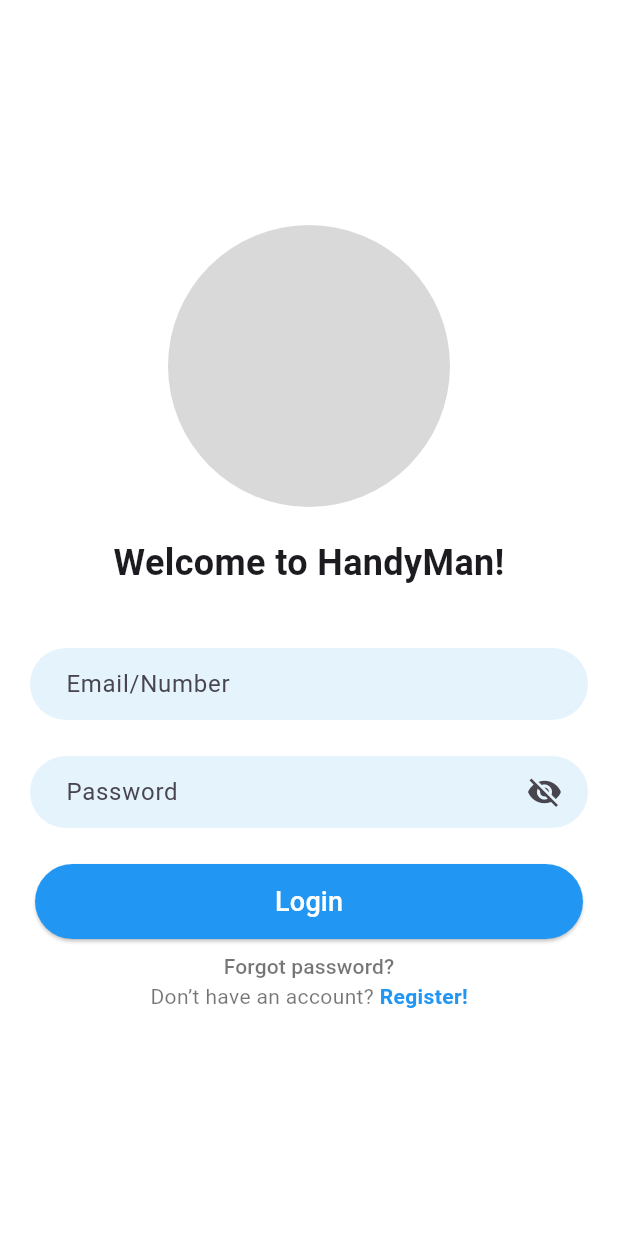
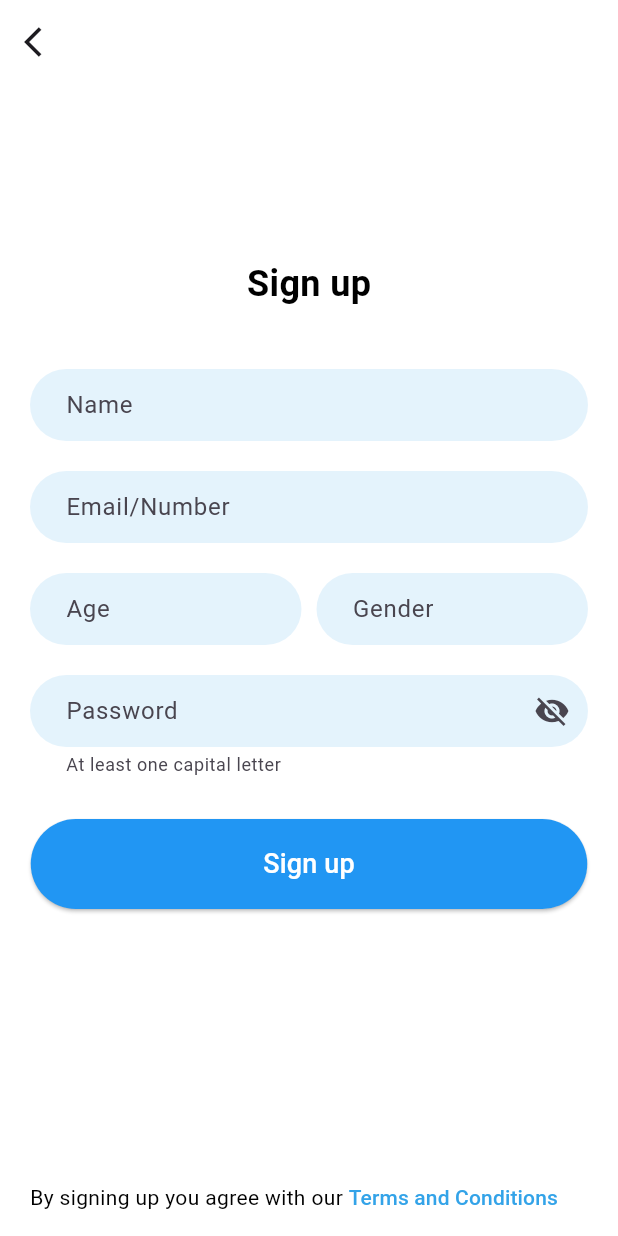
Before and after one commit to RealCart/HandyMan, a Flutter app: the screen it shows after launch, after a tap on "Register!", on a phone screen of 412 x 824 dp. Run offline on Flutter 3.47's test engine with Material 3 defaults, Android fonts, the phone set to English and light mode, and no system bars.

Commit message:
add sign up screen

```diff
--- a/lib/components/buttons/custom_button.dart
+++ b/lib/components/buttons/custom_button.dart
@@ -0,0 +1,44 @@
+import 'package:flutter/material.dart';
+
+class CustomButton extends StatelessWidget {
+  final String labelText;
+  final VoidCallback onPress;
+  final ButtonStyle? btnStyle;
+  final EdgeInsetsGeometry paddingBtn;
+
+  const CustomButton({
+    super.key,
+    required this.labelText,
+    required this.onPress,
+    this.btnStyle,
+    this.paddingBtn = const EdgeInsets.symmetric(
+      horizontal: 0,
+      vertical: 0,
+    ),
+  });
+
+  @override
+  Widget build(BuildContext context) {
+    final defaultStyle = ElevatedButton.styleFrom(
+      backgroundColor: Colors.blue,
+      shape: RoundedRectangleBorder(
+        borderRadius: BorderRadius.circular(30),
+      ),
+      padding: paddingBtn,
+    );
+
+    final mergedStyle = defaultStyle.merge(btnStyle);
+
+    return ElevatedButton(
+      onPressed: onPress,
+      style: mergedStyle,
+      child: Text(
+        labelText,
+        style: const TextStyle(
+          color: Colors.white,
+          fontSize: 18,
+        ),
+      ),
+    );
+  }
+}
--- a/lib/components/inputs/custom_input.dart
+++ b/lib/components/inputs/custom_input.dart
@@ -0,0 +1,41 @@
+import 'package:flutter/material.dart';
+
+class CustomInput extends StatelessWidget {
+  final String labelText;
+  final bool obscureText;
+  final TextEditingController controller;
+  final Icon? prefixIcon;
+  final IconButton? suffixIcon;
+  final TextInputType keyboardType;
+
+  const CustomInput({
+    super.key,
+    required this.labelText,
+    required this.controller,
+    this.obscureText = false,
+    this.prefixIcon,
+    this.suffixIcon,
+    this.keyboardType = TextInputType.text,
+  });
+
+  @override
+  Widget build(BuildContext context) {
+    return TextField(
+      controller: controller,
+      obscureText: obscureText,
+      keyboardType: keyboardType,
+      decoration: InputDecoration(
+        labelText: labelText,
+        filled: true,
+        fillColor: const Color.fromRGBO(51, 163, 232, 0.13),
+        border: OutlineInputBorder(
+          borderRadius: BorderRadius.circular(30),
+          borderSide: BorderSide.none,
+        ),
+        prefixIcon: prefixIcon,
+        suffixIcon: suffixIcon,
+        contentPadding: const EdgeInsets.symmetric(horizontal: 20),
+      ),
+    );
+  }
+}
--- a/lib/components/inputs/password_input.dart
+++ b/lib/components/inputs/password_input.dart
@@ -0,0 +1,56 @@
+import 'package:flutter/material.dart';
+
+class PasswordInput extends StatefulWidget {
+  final TextEditingController controller;
+  final String helperTextInput;
+
+  const PasswordInput({
+    super.key,
+    required this.controller,
+    this.helperTextInput = "",
+  });
+
+  @override
+  State<PasswordInput> createState() => _PasswordInputState();
+}
+
+class _PasswordInputState extends State<PasswordInput> {
+  bool _obscureText = true;
+
+  void _togglePasswordVisibility() {
+    setState(() {
+      _obscureText = !_obscureText;
+    });
+  }
+
+  @override
+  Widget build(BuildContext context) {
+    return TextField(
+      controller: widget.controller,
+      obscureText: _obscureText,
+      decoration: InputDecoration(
+        labelText: 'Password',
+        filled: true,
+        fillColor: const Color.fromRGBO(51, 163, 232, 0.13),
+        border: OutlineInputBorder(
+          borderRadius: BorderRadius.circular(30),
+          borderSide: BorderSide.none,
+        ),
+        suffixIcon: IconButton(
+          icon: Icon(
+            _obscureText ? Icons.visibility_off : Icons.visibility,
+          ),
+          onPressed: _togglePasswordVisibility,
+        ),
+        helperText: widget.helperTextInput,
+        contentPadding: const EdgeInsets.symmetric(horizontal: 20.0),
+      ),
+      style: _obscureText
+          ? (const TextStyle(
+              fontWeight: FontWeight.bold,
+              letterSpacing: 10,
+            ))
+          : (const TextStyle()),
+    );
+  }
+}
--- a/lib/main.dart
+++ b/lib/main.dart
@@ -1,4 +1,5 @@
 import 'package:flutter/material.dart';
+import 'package:handy_man/screens/sign_up.dart';
 import 'screens/login.dart';
 
 void main() {
@@ -11,7 +12,11 @@ class MyApp extends StatelessWidget {
   @override
   Widget build(BuildContext context) {
     return MaterialApp(
-      home: LoginPage(),
+      initialRoute: '/',
+      routes: {
+        '/': (context) => LoginPage(),
+        '/SignUp': (context) => SignUp(),
+      },
     );
   }
 }
--- a/lib/screens/login.dart
+++ b/lib/screens/login.dart
@@ -1,124 +1,80 @@
 import 'package:flutter/material.dart';
+import '../components/inputs/custom_input.dart';
+import '../components/inputs/password_input.dart';
+import 'package:handy_man/components/buttons/custom_button.dart';
 
-class LoginPage extends StatefulWidget {
-  @override
-  _LoginPageState createState() => _LoginPageState();
-}
+class LoginPage extends StatelessWidget {
+  final TextEditingController emailController = TextEditingController();
+  final TextEditingController passwordController = TextEditingController();
 
-class _LoginPageState extends State<LoginPage> {
-  bool _show = true;
-
-  void _togglevisibility() {
-    setState(() {
-      _show = !_show;
-    });
-  }
+  LoginPage({super.key});
 
   @override
   Widget build(BuildContext context) {
     return Scaffold(
       backgroundColor: Colors.white,
-      body: Center(
+      body: SafeArea(
         child: Padding(
           padding: const EdgeInsets.symmetric(horizontal: 20.0),
           child: Column(
+            children: [
+              Expanded(
+                child: Column(
                   mainAxisAlignment: MainAxisAlignment.center,
                   children: [
-              // Серый круг баурсак
+                    //Серый круг баурсак
                     const CircleAvatar(
                       radius: 94,
                       backgroundColor: Color(0xffD9D9D9),
                     ),
-              const SizedBox(height: 20),
+                    const SizedBox(
+                      height: 19,
+                    ),
 
-              // Заголовок с названием Приложения
+                    //Приветсвенное сообщение
                     const Text(
-                "Welcome to HandyMan!",
+                      'Welcome to HandyMan!',
                       style: TextStyle(
                         fontSize: 24,
                         fontWeight: FontWeight.bold,
+                        color: Colors.black,
                       ),
                     ),
-              const SizedBox(height: 40),
+                    const SizedBox(
+                      height: 40,
+                    ),
 
-              // Поле Email/Number
-              SizedBox(
-                height: 52.0,
-                child: TextField(
-                  decoration: InputDecoration(
-                    labelText: "Email/Number",
-                    filled: true,
-                    fillColor: const Color.fromRGBO(50, 161, 230, 0.13),
-                    border: OutlineInputBorder(
-                      borderRadius: BorderRadius.circular(30),
-                      borderSide: BorderSide.none,
+                    //Инпут для email'a или номера
+                    CustomInput(
+                      labelText: 'Email/Number',
+                      controller: emailController,
                     ),
-                    contentPadding: const EdgeInsetsDirectional.symmetric(
-                      horizontal: 20.0,
+                    const SizedBox(
+                      height: 20,
                     ),
+
+                    //Инпут для пароля
+                    PasswordInput(
+                      controller: passwordController,
                     ),
+                    const SizedBox(
+                      height: 44,
                     ),
+
+                    //Кнопка для Login'a
+                    CustomButton(
+                      labelText: 'Login',
+                      paddingBtn: const EdgeInsets.symmetric(
+                        horizontal: 160,
+                        vertical: 12,
                       ),
-              const SizedBox(height: 20),
+                      onPress: () {},
+                    ),
+                    const SizedBox(
+                      height: 8,
+                    ),
 
-              // Поле Password
-              SizedBox(
-                height: 52.0,
-                child: TextField(
-                  decoration: InputDecoration(
-                    labelText: "Password",
-                    filled: true,
-                    fillColor: const Color.fromRGBO(50, 161, 230, 0.13),
-                    border: OutlineInputBorder(
-                      borderRadius: BorderRadius.circular(30),
-                      borderSide: BorderSide.none,
-                    ),
-                    suffixIcon: IconButton(
-                      onPressed: () {
-                        _togglevisibility();
-                      },
-                      icon:
-                          Icon(_show ? Icons.visibility_off : Icons.visibility),
-                      padding: const EdgeInsetsDirectional.only(end: 10.0),
-                    ),
-                    contentPadding: const EdgeInsetsDirectional.symmetric(
-                      horizontal: 20.0,
-                    ),
-                  ),
-                  obscureText: _show,
-                  style: _show
-                      ? (const TextStyle(
-                          letterSpacing: 4.0,
-                          fontSize: 20.0,
-                          fontWeight: FontWeight.bold,
-                        ))
-                      : (const TextStyle()),
-                ),
-              ),
-              const SizedBox(height: 20),
-
-              // Кнопка Login
-              ElevatedButton(
-                onPressed: () {},
-                style: ElevatedButton.styleFrom(
-                  backgroundColor: Colors.blue,
-                  shape: RoundedRectangleBorder(
-                    borderRadius: BorderRadius.circular(30),
-                  ),
-                  padding:
-                      const EdgeInsets.symmetric(horizontal: 160, vertical: 12),
-                ),
-                child: const Text(
-                  "Login",
-                  style: TextStyle(
-                    color: Colors.white,
-                    fontSize: 18,
-                  ),
-                ),
-              ),
-              const SizedBox(height: 8),
-
-              // Ссылка Forgot password
+                    //Кнопка 'Forgot password?'
                     TextButton(
                       onPressed: () {},
                       style: TextButton.styleFrom(
@@ -127,32 +83,46 @@ class _LoginPageState extends State<LoginPage> {
                         tapTargetSize: MaterialTapTargetSize.shrinkWrap,
                       ),
                       child: const Text(
-                  "Forgot password?",
+                        'Forgot password?',
                         style: TextStyle(
-                    color: Colors.black54,
+                          color: Colors.black,
                         ),
                       ),
                     ),
+                  ],
+                ),
+              ),
 
-              // Ссылка на регистрацию
-              Row(
+              //Кнопка для регистрации
+              Padding(
+                padding: const EdgeInsets.only(
+                  bottom: 16.0,
+                ),
+                child: Row(
                   mainAxisAlignment: MainAxisAlignment.center,
                   children: [
                     const Text(
                       "Don’t have an account? ",
                       style: TextStyle(color: Colors.black54),
                     ),
-                  GestureDetector(
-                    onTap: () {},
+                    TextButton(
+                      onPressed: () {
+                        Navigator.pushNamed(context, '/SignUp');
+                      },
+                      style: TextButton.styleFrom(
+                        minimumSize: Size.zero,
+                        padding: EdgeInsets.zero,
+                        tapTargetSize: MaterialTapTargetSize.shrinkWrap,
+                      ),
                       child: const Text(
                         "Register!",
                         style: TextStyle(
-                        color: Colors.blue,
-                        fontWeight: FontWeight.bold,
+                          color: Color(0xff33A3E8),
                         ),
                       ),
                     ),
                   ],
+                ),
               ),
             ],
           ),
--- /dev/null
+++ b/lib/screens/sign_up.dart
@@ -0,0 +1,146 @@
+import 'package:flutter/material.dart';
+import 'package:handy_man/components/buttons/custom_button.dart';
+import 'package:handy_man/components/inputs/custom_input.dart';
+import 'package:handy_man/components/inputs/password_input.dart';
+
+class SignUp extends StatelessWidget {
+  final TextEditingController nameController = TextEditingController();
+  final TextEditingController emailController = TextEditingController();
+  final TextEditingController ageController = TextEditingController();
+  final TextEditingController genderController = TextEditingController();
+  final TextEditingController passwordController = TextEditingController();
+
+  SignUp({super.key});
+
+  @override
+  Widget build(BuildContext context) {
+    return Scaffold(
+      appBar: AppBar(
+        leading: IconButton(
+          onPressed: () {
+            Navigator.pop(context);
+          },
+          icon: const Icon(Icons.arrow_back_ios),
+        ),
+        backgroundColor: Colors.white,
+      ),
+      backgroundColor: Colors.white,
+      body: SafeArea(
+        child: Padding(
+          padding: const EdgeInsetsDirectional.symmetric(
+            horizontal: 20.0,
+          ),
+          child: Column(
+            children: [
+              Expanded(
+                child: Column(
+                  mainAxisAlignment: MainAxisAlignment.start,
+                  children: [
+                    const SizedBox(
+                      height: 116,
+                    ),
+
+                    //Заголовок
+                    const Text(
+                      "Sign up",
+                      style: TextStyle(
+                        fontSize: 24,
+                        fontWeight: FontWeight.bold,
+                        color: Colors.black,
+                      ),
+                    ),
+                    const SizedBox(height: 40),
+
+                    //Input "Name"
+                    CustomInput(
+                      labelText: "Name",
+                      controller: nameController,
+                    ),
+                    const SizedBox(
+                      height: 20,
+                    ),
+
+                    //Input "email/number"
+                    CustomInput(
+                      labelText: "Email/Number",
+                      controller: emailController,
+                    ),
+                    const SizedBox(
+                      height: 20,
+                    ),
+
+                    //Age and gender inputs
+                    Row(
+                      children: [
+                        // Age Input
+                        Expanded(
+                            child: CustomInput(
+                          labelText: "Age",
+                          controller: ageController,
+                        )),
+                        const SizedBox(width: 10),
+                        // Gender Input
+                        Expanded(
+                          child: CustomInput(
+                            labelText: "Gender",
+                            controller: genderController,
+                          ),
+                        ),
+                      ],
+                    ),
+                    const SizedBox(height: 20),
+
+                    PasswordInput(
+                      controller: passwordController,
+                      helperTextInput: "At least one capital letter",
+                    ),
+                    const SizedBox(
+                      height: 28,
+                    ),
+
+                    CustomButton(
+                      labelText: "Sign up",
+                      paddingBtn: const EdgeInsets.symmetric(
+                        horizontal: 155,
+                        vertical: 17,
+                      ),
+                      onPress: () {},
+                    ),
+                  ],
+                ),
+              ),
+              Padding(
+                  padding: const EdgeInsets.only(
+                    bottom: 16.0,
+                  ),
+                  child: Row(
+                    children: [
+                      const Text(
+                        "By signing up you agree with our ",
+                        style: TextStyle(
+                          color: Colors.black,
+                        ),
+                      ),
+                      TextButton(
+                        onPressed: () {},
+                        style: TextButton.styleFrom(
+                          minimumSize: Size.zero,
+                          padding: EdgeInsets.zero,
+                          tapTargetSize: MaterialTapTargetSize.shrinkWrap,
+                        ),
+                        child: const Text(
+                          "Terms and Conditions",
+                          style: TextStyle(
+                            color: Color(0xff33A3E8),
+                          ),
+                        ),
+                      )
+                    ],
+                  ))
+            ],
+          ),
+        ),
+      ),
+    );
+  }
+}
```
Lines whose indentation alone changed are shown as unchanged.
